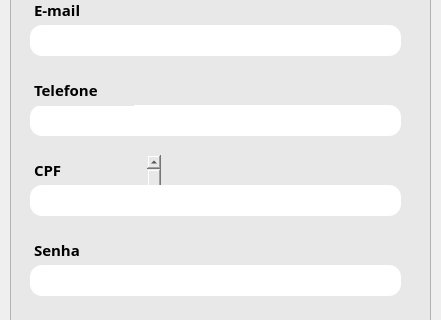
This is telas/tela_cadastroCliente.ui in ClaraFontes/bilheteria-digital as Qt 5 draws it before an edit; both pictures show x 0 to 441 and y 185 to 505 of the 441 by 691 pixel window. The edited form follows.
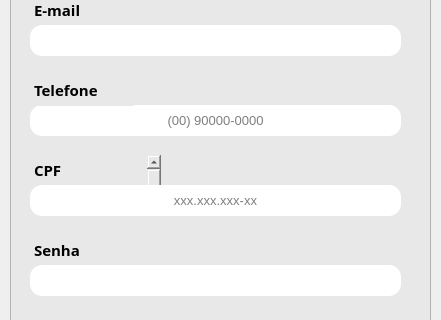
This is the edited form. Icons and pictures are not drawn.

Commit message: edição de telas

The edit to the form file:
```diff
--- a/telas/tela_cadastroCliente.ui
+++ b/telas/tela_cadastroCliente.ui
@@ -152,8 +152,8 @@
      <string>&lt;!DOCTYPE HTML PUBLIC &quot;-//W3C//DTD HTML 4.0//EN&quot; &quot;http://www.w3.org/TR/REC-html40/strict.dtd&quot;&gt;
 &lt;html&gt;&lt;head&gt;&lt;meta name=&quot;qrichtext&quot; content=&quot;1&quot; /&gt;&lt;style type=&quot;text/css&quot;&gt;
 p, li { white-space: pre-wrap; }
-&lt;/style&gt;&lt;/head&gt;&lt;body style=&quot; font-family:'MS Shell Dlg 2'; font-size:8.25pt; font-weight:400; font-style:normal;&quot;&gt;
-&lt;p style=&quot;-qt-paragraph-type:empty; margin-top:0px; margin-bottom:0px; margin-left:0px; margin-right:0px; -qt-block-indent:0; text-indent:0px;&quot;&gt;&lt;br /&gt;&lt;/p&gt;&lt;/body&gt;&lt;/html&gt;</string>
+&lt;/style&gt;&lt;/head&gt;&lt;body style=&quot; font-family:'MS Shell Dlg 2'; font-size:7.8pt; font-weight:400; font-style:normal;&quot;&gt;
+&lt;p style=&quot;-qt-paragraph-type:empty; margin-top:0px; margin-bottom:0px; margin-left:0px; margin-right:0px; -qt-block-indent:0; text-indent:0px; font-size:8.25pt;&quot;&gt;&lt;br /&gt;&lt;/p&gt;&lt;/body&gt;&lt;/html&gt;</string>
     </property>
    </widget>
    <widget class="QLineEdit" name="box_insertUsuario">
@@ -296,6 +296,9 @@
     <property name="alignment">
      <set>Qt::AlignCenter</set>
     </property>
+    <property name="placeholderText">
+     <string>(00) 90000-0000</string>
+    </property>
    </widget>
    <widget class="QLineEdit" name="box_insertSenha">
     <property name="geometry">
@@ -319,6 +322,9 @@
     <property name="alignment">
      <set>Qt::AlignCenter</set>
     </property>
+    <property name="placeholderText">
+     <string>xxx.xxx.xxx-xx</string>
+    </property>
    </widget>
    <widget class="QTextEdit" name="texto_emailCliente">
     <property name="geometry">
```
Left out of the diff: 20 changed lines with no effect on the pictures. The commit also changes 2 other files.
